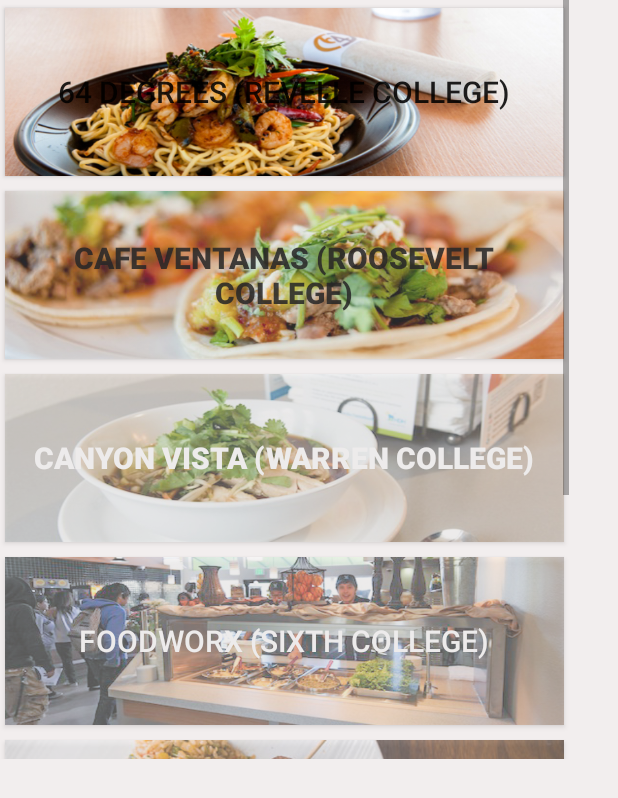
After one commit to YasuChiba/LEET, an Android app: the layout view_meal.xml on its own in the app's theme, with its tools: preview values and no code run, on a phone screen of 412 x 824 dp. The commit adds this screen. Shown: the top 798 px of the screen. Run offline under Robolectric (Android 15) with nearby library versions, the phone set to English and light mode, and no system bars.

Commit message:
meal page is designed

```diff
--- a/app/src/main/java/com/leet/leet/screen/account/controller/AccountFragment.java
+++ b/app/src/main/java/com/leet/leet/screen/account/controller/AccountFragment.java
@@ -22,7 +22,7 @@ public class AccountFragment extends Fragment implements AccountViewInterface.Ac
     private AccountView mView;
     private AccountModel mModel;
 
-    private AccountInterface mListner;
+    private AccountInterface mListner; //controller handles the events, right?
 
     public AccountFragment() {
     }
@@ -31,7 +31,7 @@ public class AccountFragment extends Fragment implements AccountViewInterface.Ac
         this.mListner = listner;
     }
 
-    @Override
+    @Override //what is this?
     public View onCreateView(LayoutInflater inflater, ViewGroup container,
                              Bundle savedInstanceState) {
 
--- a/app/src/main/java/com/leet/leet/screen/account/view/AccountView.java
+++ b/app/src/main/java/com/leet/leet/screen/account/view/AccountView.java
@@ -35,7 +35,6 @@ public class AccountView implements AccountViewInterface, View.OnClickListener
 
         initialize();
     }
-
     private void initialize() {
         /*
         tvEmail = (TextView)mRootView.findViewById(R.id.account_tv_email);
--- a/app/src/main/java/com/leet/leet/screen/main/controller/MainActivity.java
+++ b/app/src/main/java/com/leet/leet/screen/main/controller/MainActivity.java
@@ -10,6 +10,8 @@ import com.leet.leet.screen.account.AccountInterface;
 import com.leet.leet.screen.account.controller.AccountFragment;
 import com.leet.leet.screen.main.model.MainModel;
 import com.leet.leet.screen.main.view.MainView;
+import com.leet.leet.screen.meal.model.MealModel;
+import com.leet.leet.screen.meal.controller.MealFragment;
 
 
 public class MainActivity extends AppCompatActivity implements AccountInterface {
@@ -28,6 +30,9 @@ public class MainActivity extends AppCompatActivity implements AccountInterface
 
 
         AccountFragment accountFragment = new AccountFragment();
+        MealFragment mealFragment = new MealFragment();
+        MealFragment.setupFragement(new )
+
         accountFragment.setupFragment(this);
        // MenuSearchFragment menuSearchFragment = new MenuSearchFragment();
         fragments = new Fragment[1];
@@ -37,6 +42,7 @@ public class MainActivity extends AppCompatActivity implements AccountInterface
         mView.setupTabs(fragments,mModel.tabTitles,getSupportFragmentManager());
 
         setContentView(mView.getRootView());
+
     }
 
 
--- /dev/null
+++ b/app/src/main/java/com/leet/leet/screen/meal/MealViewInterface.java
@@ -0,0 +1,9 @@
+package com.leet.leet.screen.meal;
+
+/**
+ * Created by Jhern on 11/9/2017.
+ */
+
+public interface MealViewInterface {
+
+}
--- /dev/null
+++ b/app/src/main/java/com/leet/leet/screen/meal/controller/MealFragment.java
@@ -0,0 +1,19 @@
+package com.leet.leet.screen.meal.controller;
+
+import android.app.Fragment;
+import com.leet.leet.screen.meal.model.MealModel;
+import com.leet.leet.screen.meal.view.MealView;
+
+/**
+ * Created by Jhern on 11/9/2017.
+ */
+
+public class MealFragment extends Fragment {
+
+    private MealModel theMealModel;
+    private MealView theMealView;
+
+    public MealFragment(){
+
+    }
+}
--- /dev/null
+++ b/app/src/main/java/com/leet/leet/screen/meal/model/MealModel.java
@@ -0,0 +1,8 @@
+package com.leet.leet.screen.meal.model;
+
+/**
+ * Created by Jhern on 11/9/2017.
+ */
+
+public class MealModel {
+}
--- /dev/null
+++ b/app/src/main/java/com/leet/leet/screen/meal/view/MealInterface.java
@@ -0,0 +1,9 @@
+package com.leet.leet.screen.meal.view;
+
+/**
+ * Created by Jhern on 11/9/2017.
+ */
+
+public interface MealInterface {
+
+}
--- /dev/null
+++ b/app/src/main/java/com/leet/leet/screen/meal/view/MealView.java
@@ -0,0 +1,13 @@
+package com.leet.leet.screen.meal.view;
+
+import android.view.View;
+import android.meal.View;
+import android.meal
+
+/**
+ * Created by Jhern on 11/9/2017.
+ */
+
+public class MealView implements MealViewInterface, View.OnClickListener{
+
+}
--- /dev/null
+++ b/app/src/main/res/layout/view_custommeal.xml
@@ -0,0 +1,6 @@
+<?xml version="1.0" encoding="utf-8"?>
+<LinearLayout xmlns:android="http://schemas.android.com/apk/res/android"
+    android:orientation="vertical" android:layout_width="match_parent"
+    android:layout_height="match_parent">
+
+</LinearLayout>
--- /dev/null
+++ b/app/src/main/res/layout/view_meal.xml
@@ -0,0 +1,122 @@
+<?xml version="1.0" encoding="utf-8"?>
+<android.support.constraint.ConstraintLayout xmlns:android="http://schemas.android.com/apk/res/android"
+    xmlns:app="http://schemas.android.com/apk/res-auto"
+    xmlns:tools="http://schemas.android.com/tools"
+    android:layout_width="match_parent"
+    android:layout_height="match_parent"
+    android:background="@color/colorPrimaryDark"
+    android:orientation="vertical">
+
+    <ScrollView
+        android:layout_width="379dp"
+        android:layout_height="506dp"
+        tools:layout_editor_absoluteX="3dp"
+        tools:layout_editor_absoluteY="4dp">
+
+        <LinearLayout
+            android:layout_width="match_parent"
+            android:layout_height="wrap_content"
+            android:orientation="vertical"
+            android:weightSum="1">
+
+            <Button
+                android:id="@+id/button5"
+                android:layout_width="match_parent"
+                android:layout_height="112dp"
+                android:layout_marginLeft="3dp"
+                android:layout_marginRight="3dp"
+                android:layout_marginTop="5dp"
+                android:layout_weight="1.61"
+
+                android:background="@drawable/menuPic_64degrees"
+                android:text="64 Degrees (Revelle College)"
+                android:textColor="?android:attr/actionMenuTextColor"
+                android:textSize="20dp"
+                tools:layout_editor_absoluteX="-5dp"
+                tools:layout_editor_absoluteY="-3dp" />
+
+            <Button
+                android:id="@+id/button6"
+                android:layout_width="match_parent"
+                android:layout_height="112dp"
+                android:layout_marginLeft="3dp"
+                android:layout_marginRight="3dp"
+                android:layout_marginTop="10dp"
+                android:alpha="0.8"
+                android:background="@drawable/menuPic_cafeventanas"
+                android:text="Cafe Ventanas (Roosevelt College)"
+                android:textColor="?attr/actionMenuTextColor"
+                android:textSize="20dp"
+                android:textStyle="bold" />
+
+            <Button
+                android:id="@+id/button8"
+                android:layout_width="match_parent"
+                android:layout_height="112dp"
+                android:layout_marginLeft="3dp"
+                android:layout_marginRight="3dp"
+                android:layout_marginTop="10dp"
+                android:alpha="0.6"
+                android:backgound="@drawable/menuPic_canyonvista"
+                android:background="@drawable/menuPic_canyonvista"
+                android:text="Canyon Vista (Warren College)"
+                android:textColor="@android:color/white"
+                android:textSize="20dp"
+                android:textStyle="bold" />
+
+            <Button
+                android:id="@+id/button9"
+                android:layout_width="match_parent"
+                android:layout_height="112dp"
+                android:layout_marginLeft="3dp"
+                android:layout_marginRight="3dp"
+                android:layout_marginTop="10dp"
+                android:alpha="0.6"
+                android:backgound="@drawable/menuPic_foodworx"
+                android:background="@drawable/menuPic_foodworx"
+                android:text="Foodworx (Sixth College)"
+                android:textColor="@android:color/white"
+                android:textSize="20dp" />
+
+            <Button
+                android:id="@+id/button7"
+                android:layout_width="match_parent"
+                android:layout_height="112dp"
+                android:layout_marginLeft="3dp"
+                android:layout_marginRight="3dp"
+                android:layout_marginTop="10dp"
+                android:alpha="0.6"
+                android:backgound="@drawable/menuPic_ov"
+                android:background="@drawable/menuPic_ov"
+                android:text="OceanView (Marshall College)"
+                android:textColor="@android:color/white"
+                android:textSize="20dp" />
+
+            <Button
+                android:id="@+id/button10"
+                android:layout_width="match_parent"
+                android:layout_height="112dp"
+                android:layout_marginLeft="3dp"
+                android:layout_marginRight="3dp"
+                android:layout_marginTop="10dp"
+                android:alpha="0.6"
+                android:backgound="@drawable/menuPic_pines"
+                android:background="@drawable/menuPic_pines"
+                android:text="Pines (Muir College)"
+                android:textAlignment="center"
+                android:textAllCaps="true"
+                android:textColor="@android:color/white"
+                android:textSize="20dp"
+                android:textStyle="bold" />
+
+            <Button
+                android:id="@+id/button2"
+                android:layout_width="match_parent"
+                android:layout_height="wrap_content"
+                android:layout_weight="1.61"
+                android:text="Custom Meal" />
+
+        </LinearLayout>
+    </ScrollView>
+
+</android.support.constraint.ConstraintLayout>
--- a/app/src/main/res/layout/view_start.xml
+++ b/app/src/main/res/layout/view_start.xml
@@ -19,4 +19,5 @@
         app:layout_constraintLeft_toLeftOf="parent"
         app:layout_constraintRight_toRightOf="parent"
         app:layout_constraintTop_toTopOf="parent" />
+
 </android.support.constraint.ConstraintLayout>
--- a/app/src/main/res/values/colors.xml
+++ b/app/src/main/res/values/colors.xml
@@ -1,6 +1,6 @@
 <?xml version="1.0" encoding="utf-8"?>
 <resources>
-    <color name="colorPrimary">#3F51B5</color>
-    <color name="colorPrimaryDark">#303F9F</color>
+    <color name="colorPrimary">#fbfbfb</color>
+    <color name="colorPrimaryDark">#f2eeee</color>
     <color name="colorAccent">#FF4081</color>
 </resources>
```
Also changed, not shown: app/src/main/res/drawable/menuPic_64degrees.jpg (added), app/src/main/res/drawable/menuPic_cafeventanas.jpg (added), app/src/main/res/drawable/menuPic_canyonvista.jpg (added), app/src/main/res/drawable/menuPic_foodworx.jpg (added), app/src/main/res/drawable/menuPic_ov.jpg (added), app/src/main/res/drawable/menuPic_pines.jpg (added).
